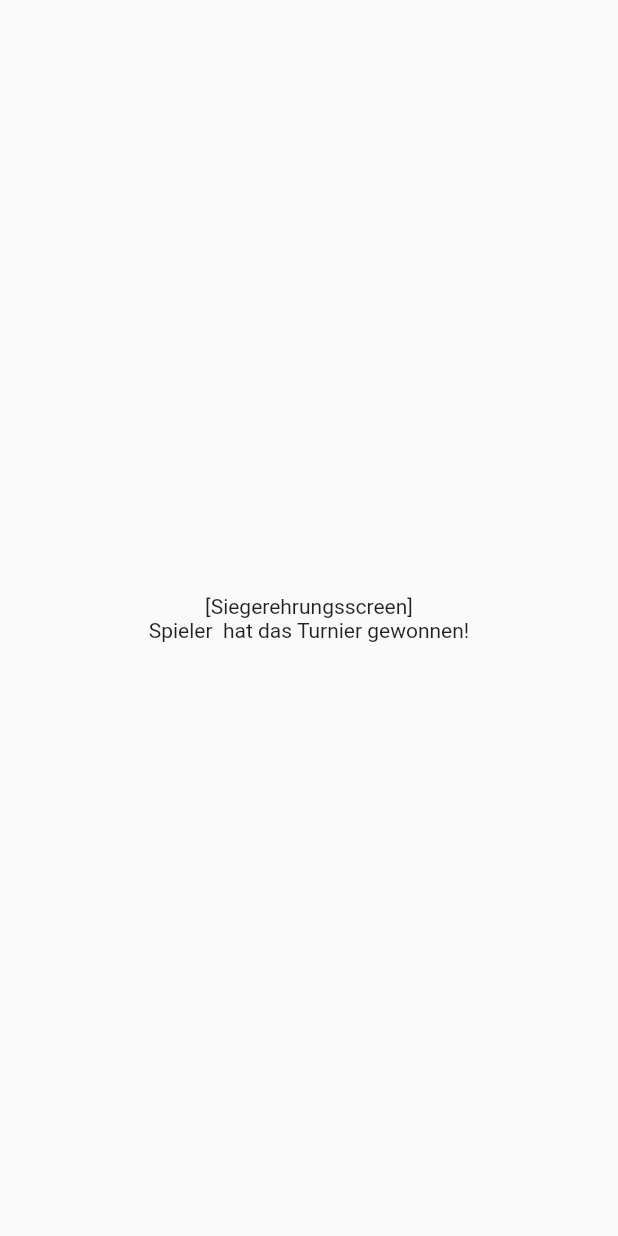
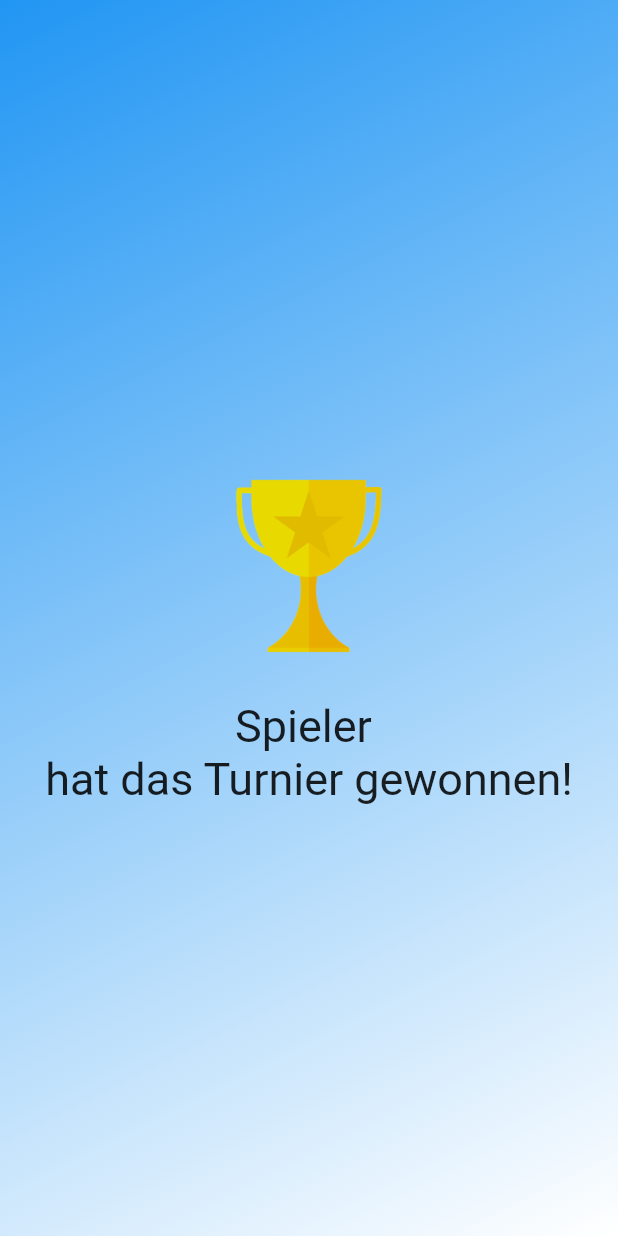
Before and after one commit to Freestyler100/championship, a Flutter app: the EndResultScreen screen opened directly with empty values, on a phone screen of 412 x 824 dp. Run offline on Flutter 3.47's test engine with Material 2 defaults, Android fonts, the light colour scheme and no system bars.

Commit message:
commit ResultScreens np

```diff
--- a/lib/states/game/gamemodes/scissors_stone_paper/end_result_screen.dart
+++ b/lib/states/game/gamemodes/scissors_stone_paper/end_result_screen.dart
@@ -9,15 +9,22 @@ class EndResultScreen extends StatelessWidget {
   @override
   Widget build(BuildContext context) {
     return Scaffold(
-      body: Center(
+      body: Container(
+        decoration: BoxDecoration(gradient: LinearGradient(begin: Alignment.topLeft, end: Alignment.bottomRight, colors: [Colors.blue, Colors.white])),
+        child: Center(
         child: Column(
           mainAxisAlignment: MainAxisAlignment.center,
           children: [
-            Text('[Siegerehrungsscreen]'),
-            Text('Spieler ${winner.name} hat das Turnier gewonnen!'),
+            Padding(
+              padding: EdgeInsets.all(30),
+              child: Image.asset('assets/images/trophy.png',width: 100),
+            ),
+            Text('Spieler ${winner.name}', style: TextStyle(fontSize: 30)),
+            Text('hat das Turnier gewonnen!', style: TextStyle(fontSize: 30))
           ],
         ),
       ),
+      )
     );
   }
 }
```
Also changed, not shown: lib/states/game/gamemodes/scissors_stone_paper/result_screen.dart (+44 -9 lines), assets/images/draw.png (added), assets/images/trophy.png (added), assets/images/wreath.png (added).
